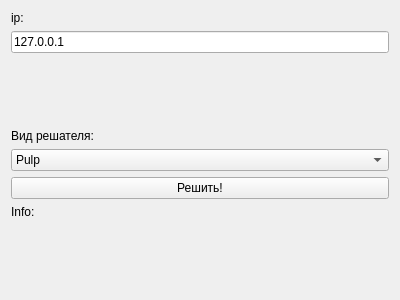
Old version of the form src/CrossUI/reshator.ui in the repository Vasteri/university-timetable-solvers.
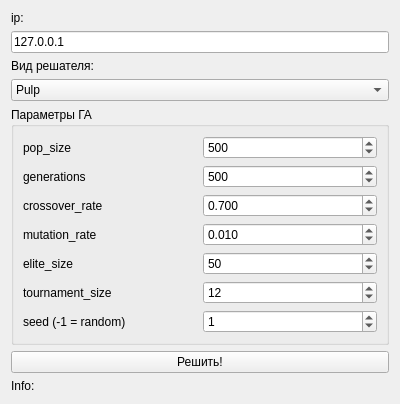
New version of the form.

```diff
--- a/src/CrossUI/reshator.ui
+++ b/src/CrossUI/reshator.ui
@@ -35,6 +35,167 @@
      </item>
     </widget>
    </item>
+   <item row="6" column="0">
+    <widget class="QGroupBox" name="group_ga_params">
+     <property name="title">
+      <string>Параметры ГА</string>
+     </property>
+     <layout class="QGridLayout" name="gridLayout_ga">
+      <item row="0" column="0">
+       <widget class="QLabel" name="label_pop">
+        <property name="text">
+         <string>pop_size</string>
+        </property>
+       </widget>
+      </item>
+      <item row="0" column="1">
+       <widget class="QSpinBox" name="spin_pop_size">
+        <property name="minimum">
+         <number>2</number>
+        </property>
+        <property name="maximum">
+         <number>100000</number>
+        </property>
+        <property name="value">
+         <number>500</number>
+        </property>
+       </widget>
+      </item>
+      <item row="1" column="0">
+       <widget class="QLabel" name="label_gen">
+        <property name="text">
+         <string>generations</string>
+        </property>
+       </widget>
+      </item>
+      <item row="1" column="1">
+       <widget class="QSpinBox" name="spin_generations">
+        <property name="minimum">
+         <number>1</number>
+        </property>
+        <property name="maximum">
+         <number>1000000</number>
+        </property>
+        <property name="value">
+         <number>500</number>
+        </property>
+       </widget>
+      </item>
+      <item row="2" column="0">
+       <widget class="QLabel" name="label_cross">
+        <property name="text">
+         <string>crossover_rate</string>
+        </property>
+       </widget>
+      </item>
+      <item row="2" column="1">
+       <widget class="QDoubleSpinBox" name="dspin_crossover">
+        <property name="decimals">
+         <number>3</number>
+        </property>
+        <property name="minimum">
+         <double>0.000000000000000</double>
+        </property>
+        <property name="maximum">
+         <double>1.000000000000000</double>
+        </property>
+        <property name="singleStep">
+         <double>0.010000000000000</double>
+        </property>
+        <property name="value">
+         <double>0.700000000000000</double>
+        </property>
+       </widget>
+      </item>
+      <item row="3" column="0">
+       <widget class="QLabel" name="label_mut">
+        <property name="text">
+         <string>mutation_rate</string>
+        </property>
+       </widget>
+      </item>
+      <item row="3" column="1">
+       <widget class="QDoubleSpinBox" name="dspin_mutation">
+        <property name="decimals">
+         <number>3</number>
+        </property>
+        <property name="minimum">
+         <double>0.000000000000000</double>
+        </property>
+        <property name="maximum">
+         <double>1.000000000000000</double>
+        </property>
+        <property name="singleStep">
+         <double>0.001000000000000</double>
+        </property>
+        <property name="value">
+         <double>0.010000000000000</double>
+        </property>
+       </widget>
+      </item>
+      <item row="4" column="0">
+       <widget class="QLabel" name="label_elite">
+        <property name="text">
+         <string>elite_size</string>
+        </property>
+       </widget>
+      </item>
+      <item row="4" column="1">
+       <widget class="QSpinBox" name="spin_elite">
+        <property name="minimum">
+         <number>0</number>
+        </property>
+        <property name="maximum">
+         <number>100000</number>
+        </property>
+        <property name="value">
+         <number>50</number>
+        </property>
+       </widget>
+      </item>
+      <item row="5" column="0">
+       <widget class="QLabel" name="label_tourn">
+        <property name="text">
+         <string>tournament_size</string>
+        </property>
+       </widget>
+      </item>
+      <item row="5" column="1">
+       <widget class="QSpinBox" name="spin_tournament">
+        <property name="minimum">
+         <number>2</number>
+        </property>
+        <property name="maximum">
+         <number>1000</number>
+        </property>
+        <property name="value">
+         <number>12</number>
+        </property>
+       </widget>
+      </item>
+      <item row="6" column="0">
+       <widget class="QLabel" name="label_seed">
+        <property name="text">
+         <string>seed (-1 = random)</string>
+        </property>
+       </widget>
+      </item>
+      <item row="6" column="1">
+       <widget class="QSpinBox" name="spin_seed">
+        <property name="minimum">
+         <number>-1</number>
+        </property>
+        <property name="maximum">
+         <number>2147483647</number>
+        </property>
+        <property name="value">
+         <number>1</number>
+        </property>
+       </widget>
+      </item>
+     </layout>
+    </widget>
+   </item>
    <item row="2" column="0">
     <spacer name="verticalSpacer">
      <property name="orientation">
@@ -55,14 +216,14 @@
      </property>
     </widget>
    </item>
-   <item row="5" column="0">
+   <item row="7" column="0">
     <widget class="QPushButton" name="but_send">
      <property name="text">
       <string>Решить!</string>
      </property>
     </widget>
    </item>
-   <item row="7" column="0">
+   <item row="8" column="0">
     <widget class="QLabel" name="lab_info">
      <property name="text">
       <string>Info:</string>
@@ -82,7 +243,7 @@
      </property>
     </widget>
    </item>
-   <item row="8" column="0">
+   <item row="9" column="0">
     <spacer name="verticalSpacer_2">
      <property name="orientation">
       <enum>Qt::Orientation::Vertical</enum>
```
